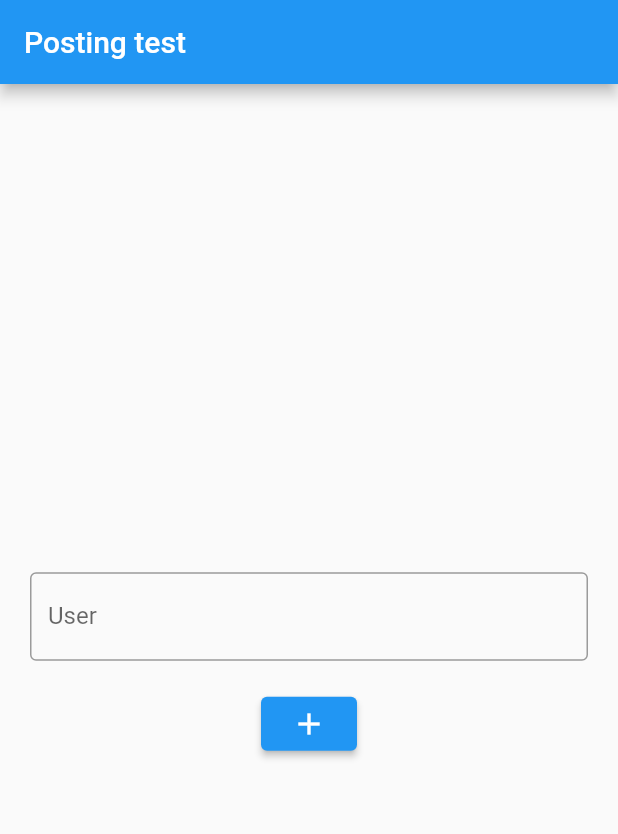
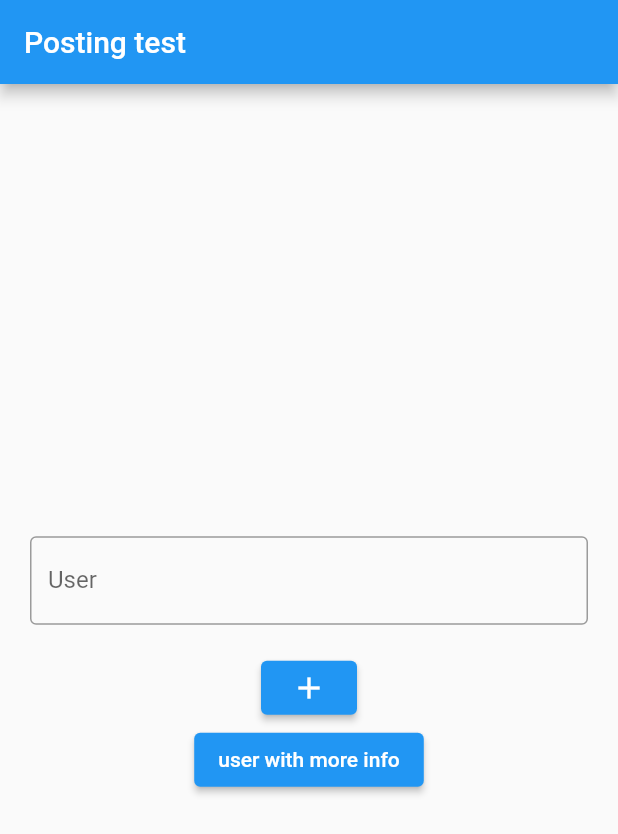
Before and after one commit to rabin245/myfirebase_app, a Flutter app: the screen it shows after launch, after a tap on the "add" icon, on a phone screen of 412 x 824 dp. Shown: the top 834 px of the screen. Run offline on Flutter 3.47's test engine with Material 2 defaults, Android fonts, the phone set to English and light mode, and no system bars; our stand-ins replace cloud_firestore, firebase_core; accounts and stored records are empty.

Commit message:
create document using model with more info

```diff
--- /dev/null
+++ b/lib/homepage.dart
@@ -0,0 +1,68 @@
+import 'package:flutter/material.dart';
+import 'package:cloud_firestore/cloud_firestore.dart';
+import 'user.dart';
+import 'user_page.dart';
+
+class HomePage extends StatelessWidget {
+  HomePage({Key? key}) : super(key: key);
+  final controller = TextEditingController();
+
+  @override
+  Widget build(BuildContext context) {
+    return Scaffold(
+      appBar: AppBar(
+        title: const Text('Posting test'),
+      ),
+      body: Center(
+        child: Column(
+          mainAxisAlignment: MainAxisAlignment.center,
+          children: [
+            Padding(
+              padding:
+                  const EdgeInsets.symmetric(vertical: 8.0, horizontal: 20),
+              child: TextField(
+                controller: controller,
+                decoration: const InputDecoration(
+                  border: OutlineInputBorder(),
+                  hintText: 'Enter a username',
+                  labelText: 'User',
+                ),
+              ),
+            ),
+            const SizedBox(height: 10),
+            ElevatedButton(
+              onPressed: () {
+                final name = controller.text;
+                createUser(name: name);
+              },
+              child: const Icon(Icons.add),
+            ),
+            ElevatedButton(
+              onPressed: () {
+                Navigator.push(context,
+                    MaterialPageRoute(builder: (context) => UserPage()));
+              },
+              child: const Text('user with more info'),
+            ),
+          ],
+        ),
+      ),
+    );
+  }
+
+  Future createUser({required name}) async {
+    ///  Reference to document
+    final docUser = FirebaseFirestore.instance.collection('users').doc();
+
+    final user = User(
+      id: docUser.id,
+      name: name,
+      age: 27,
+      birthday: DateTime(1998, 7, 12),
+    );
+    final json = user.toJson();
+
+    /// Create document and write data to Firebase
+    await docUser.set(json);
+  }
+}
--- a/lib/main.dart
+++ b/lib/main.dart
@@ -1,6 +1,7 @@
-import 'package:cloud_firestore/cloud_firestore.dart';
 import 'package:flutter/material.dart';
 import 'package:firebase_core/firebase_core.dart';
+
+import 'homepage.dart';
 
 Future main() async {
   WidgetsFlutterBinding.ensureInitialized();
@@ -12,81 +13,11 @@ Future main() async {
 class MyApp extends StatelessWidget {
   MyApp({Key? key}) : super(key: key);
 
-  final controller = TextEditingController();
-
   @override
   Widget build(BuildContext context) {
     return MaterialApp(
       debugShowCheckedModeBanner: false,
-      home: Scaffold(
-        appBar: AppBar(
-          title: const Text('Posting test'),
-        ),
-        body: Center(
-          child: Column(
-            mainAxisAlignment: MainAxisAlignment.center,
-            children: [
-              Padding(
-                padding:
-                    const EdgeInsets.symmetric(vertical: 8.0, horizontal: 20),
-                child: TextField(
-                  controller: controller,
-                  decoration: const InputDecoration(
-                    border: OutlineInputBorder(),
-                    hintText: 'Enter a username',
-                    labelText: 'User',
-                  ),
-                ),
-              ),
-              const SizedBox(height: 10),
-              ElevatedButton(
-                onPressed: () {
-                  final name = controller.text;
-                  createUser(name: name);
-                },
-                child: const Icon(Icons.add),
-              ),
-            ],
-          ),
-        ),
-      ),
+      home: HomePage(),
     );
   }
-
-  Future createUser({required name}) async {
-    ///  Reference to document
-    final docUser = FirebaseFirestore.instance.collection('users').doc();
-
-    final user = User(
-      id: docUser.id,
-      name: name,
-      age: 27,
-      birthday: DateTime(1998, 7, 12),
-    );
-    final json = user.toJson();
-
-    /// Create document and write data to Firebase
-    await docUser.set(json);
-  }
 }
-
-class User {
-  User({
-    this.id = '',
-    required this.name,
-    required this.age,
-    required this.birthday,
-  });
-
-  String id;
-  final String name;
-  final int age;
-  final DateTime birthday;
-
-  Map<String, dynamic> toJson() => {
-        'id': id,
-        'name': name,
-        'age': age,
-        'birthday': birthday,
-      };
-}
--- /dev/null
+++ b/lib/user.dart
@@ -0,0 +1,20 @@
+class User {
+  User({
+    this.id = '',
+    required this.name,
+    required this.age,
+    required this.birthday,
+  });
+
+  String id;
+  final String name;
+  final int age;
+  final DateTime birthday;
+
+  Map<String, dynamic> toJson() => {
+        'id': id,
+        'name': name,
+        'age': age,
+        'birthday': birthday,
+      };
+}
```
Also changed, not shown: lib/user_page.dart (added, +108 -0 lines).
